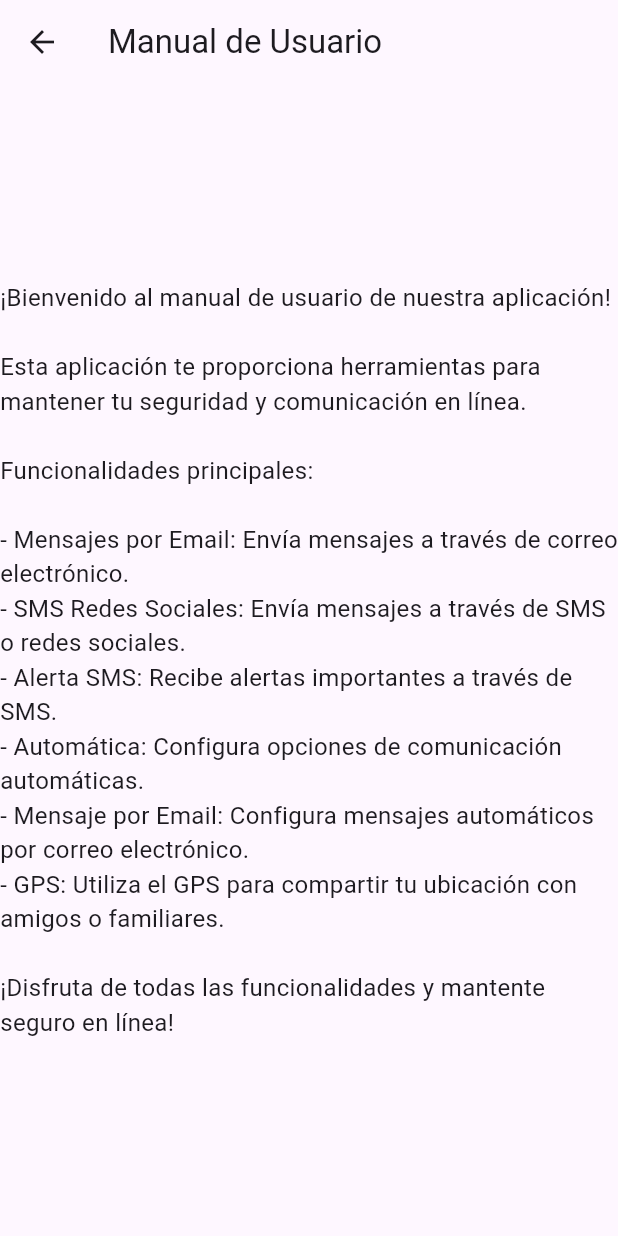
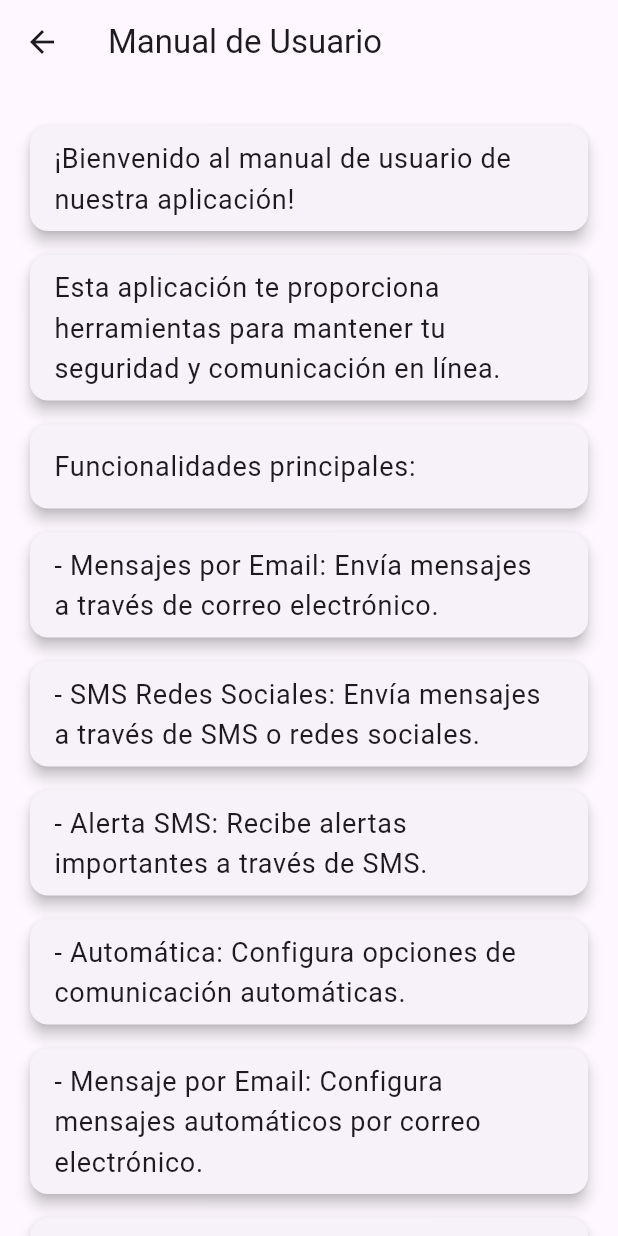
Before and after one commit to sambayoyo/Proyecto_movil, a Flutter app: the ManualUsuarioScreen screen opened directly, on a phone screen of 412 x 824 dp. Run offline on Flutter 3.47's test engine with Material 3 defaults, Android fonts, the phone set to English and light mode, and no system bars; our stand-ins replace curved_navigation_bar, google_fonts, image_picker, shared_preferences, smooth_page_indicator; accounts and stored records are empty.

Commit message:
settings terminado

```diff
--- a/lib/Widgets/Settings.dart
+++ b/lib/Widgets/Settings.dart
@@ -207,20 +207,41 @@ class ManualUsuarioScreen extends StatelessWidget {
       appBar: AppBar(
         title: Text('Manual de Usuario'),
       ),
-      body: Center(
-        child: Text(
-          '¡Bienvenido al manual de usuario de nuestra aplicación!\n\n'
-          'Esta aplicación te proporciona herramientas para mantener tu '
-          'seguridad y comunicación en línea.\n\n'
-          'Funcionalidades principales:\n\n'
-          '- Mensajes por Email: Envía mensajes a través de correo electrónico.\n'
-          '- SMS Redes Sociales: Envía mensajes a través de SMS o redes sociales.\n'
-          '- Alerta SMS: Recibe alertas importantes a través de SMS.\n'
-          '- Automática: Configura opciones de comunicación automáticas.\n'
-          '- Mensaje por Email: Configura mensajes automáticos por correo electrónico.\n'
-          '- GPS: Utiliza el GPS para compartir tu ubicación con amigos o familiares.\n\n'
-          '¡Disfruta de todas las funcionalidades y mantente seguro en línea!',
-          style: TextStyle(fontSize: 16),
+      body: ListView(
+        padding: EdgeInsets.all(20),
+        children: [
+          _buildConsejo(
+              '¡Bienvenido al manual de usuario de nuestra aplicación!'),
+          _buildConsejo(
+              'Esta aplicación te proporciona herramientas para mantener tu seguridad y comunicación en línea.'),
+          _buildConsejo('Funcionalidades principales:'),
+          _buildConsejo(
+              '- Mensajes por Email: Envía mensajes a través de correo electrónico.'),
+          _buildConsejo(
+              '- SMS Redes Sociales: Envía mensajes a través de SMS o redes sociales.'),
+          _buildConsejo(
+              '- Alerta SMS: Recibe alertas importantes a través de SMS.'),
+          _buildConsejo(
+              '- Automática: Configura opciones de comunicación automáticas.'),
+          _buildConsejo(
+              '- Mensaje por Email: Configura mensajes automáticos por correo electrónico.'),
+          _buildConsejo(
+              '- GPS: Utiliza el GPS para compartir tu ubicación con amigos o familiares.'),
+          _buildConsejo(
+              '¡Disfruta de todas las funcionalidades y mantente seguro en línea!'),
+        ],
+      ),
+    );
+  }
+
+  Widget _buildConsejo(String texto) {
+    return Card(
+      elevation: 4,
+      margin: EdgeInsets.symmetric(vertical: 8),
+      child: ListTile(
+        title: Text(
+          texto,
+          style: TextStyle(fontSize: 18),
         ),
       ),
     );
```
